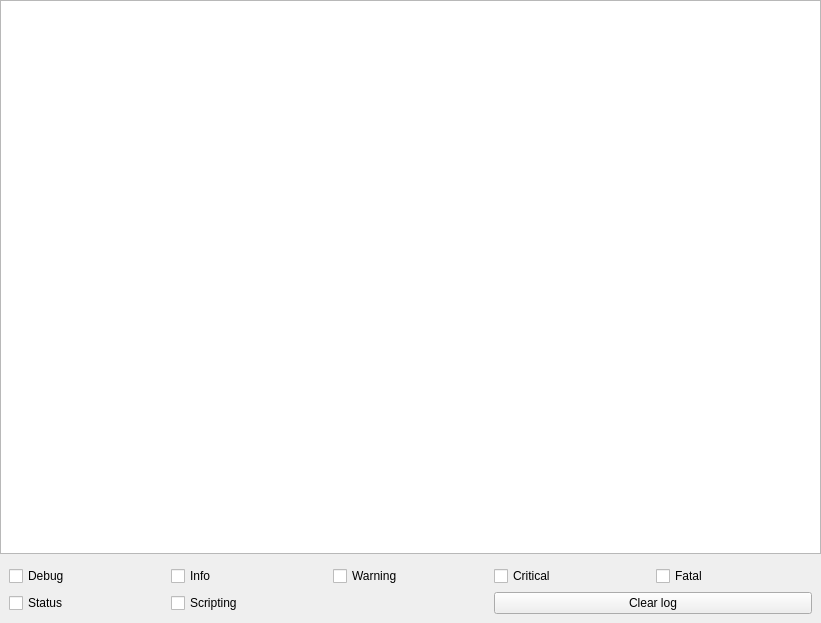
pbek/QOwnNotes, file src/widgets/logwidget.ui: the form before one commit.
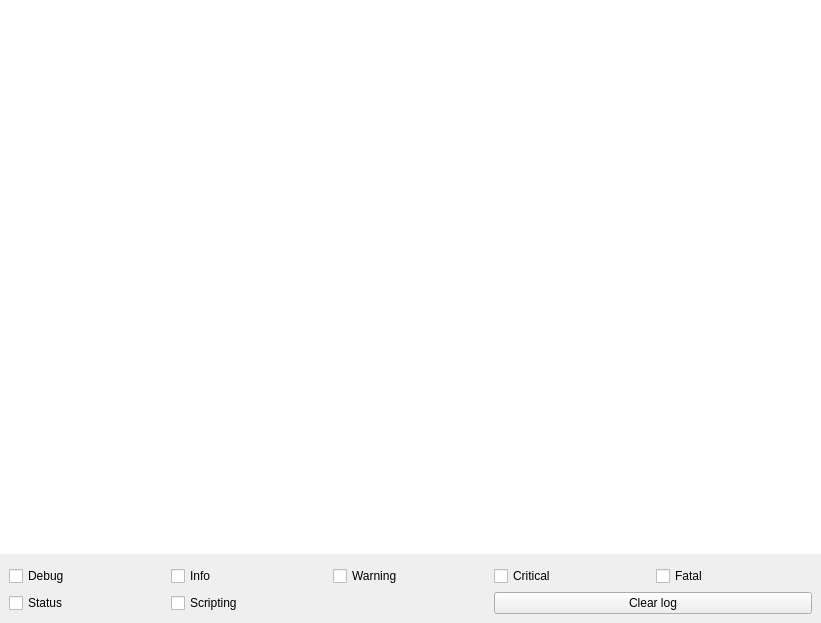
The form after the commit. Icons and pictures are not drawn. Custom widgets are drawn as their Qt base class.

Diff of the .ui file:
```diff
--- a/src/widgets/logwidget.ui
+++ b/src/widgets/logwidget.ui
@@ -35,6 +35,9 @@
      <property name="styleSheet">
       <string notr="true">/*QTextEdit { background-color: rgb(255, 255, 255) }*/</string>
      </property>
+     <property name="frameShape">
+      <enum>QFrame::NoFrame</enum>
+     </property>
      <property name="readOnly">
       <bool>true</bool>
      </property>
```
Left out of the diff: 3 changed lines with no effect on the pictures.
